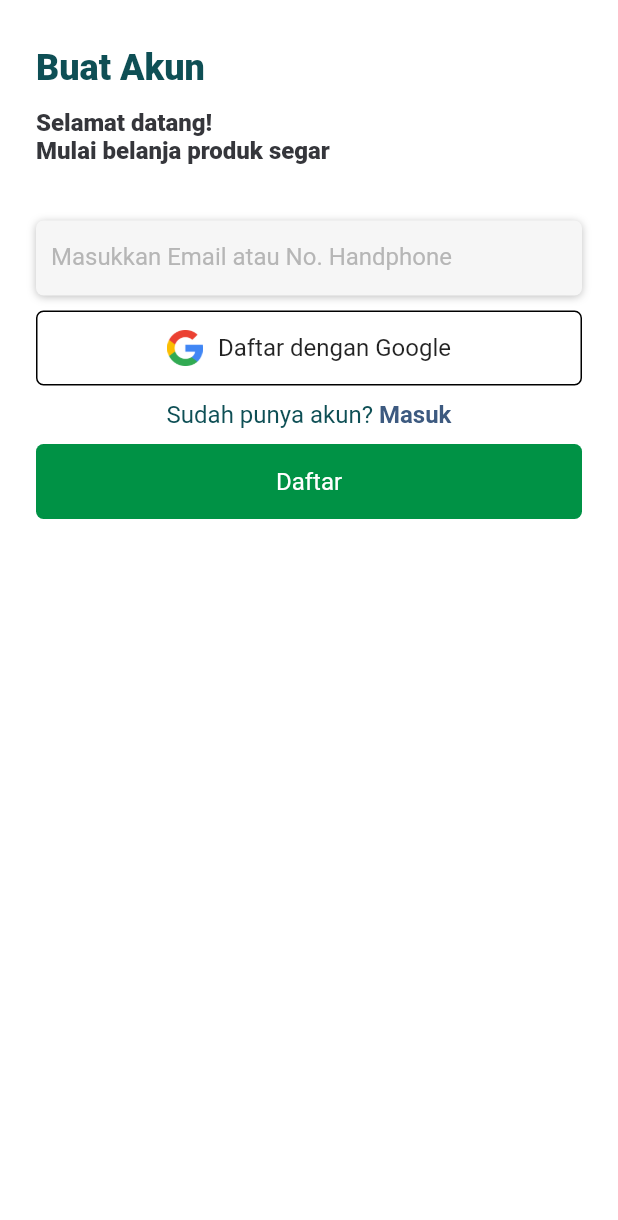
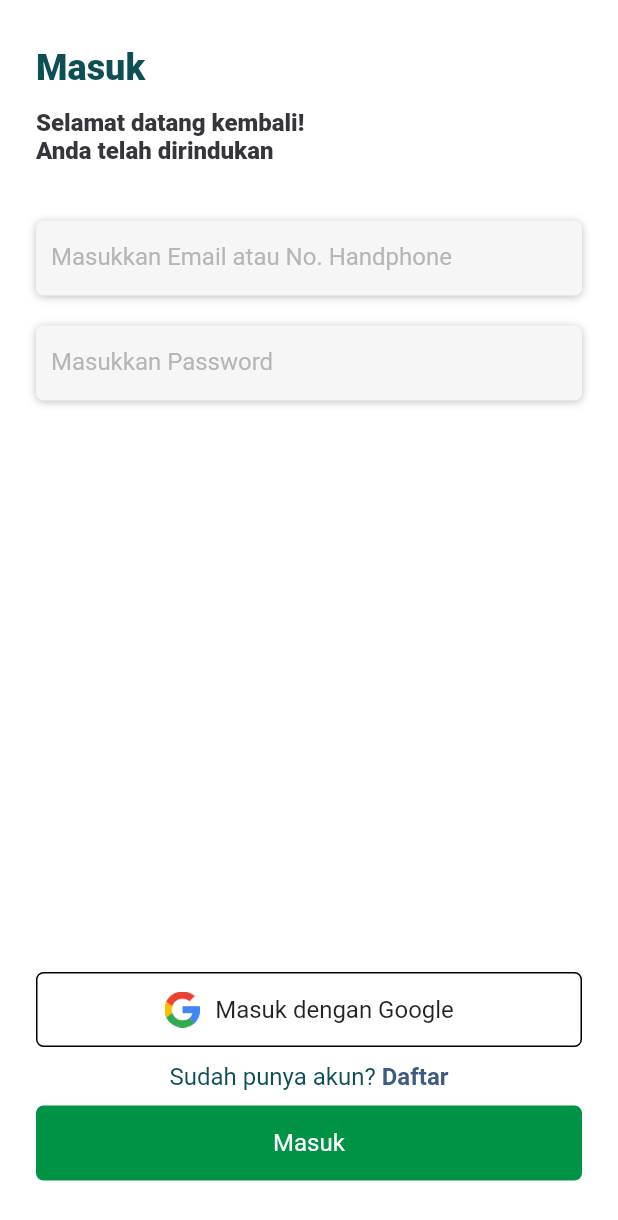
Before and after one commit to Akbarrzql/KangSayur, a Flutter app: the screen it shows after launch, on a phone screen of 412 x 824 dp. Shown: the top 1220 px of the screen. Run offline on Flutter 3.47's test engine with Material 2 defaults, Android fonts, the light colour scheme and no system bars; our stand-ins replace animated_splash_screen, google_fonts.

Commit message:
[NR] ui login

```diff
--- /dev/null
+++ b/lib/login/login.dart
@@ -0,0 +1,179 @@
+import 'package:flutter/material.dart';
+import 'package:kangsayur/common/color_value.dart';
+
+class Login extends StatefulWidget {
+  const Login({Key? key}) : super(key: key);
+
+  @override
+  State<Login> createState() => _LoginState();
+}
+
+class _LoginState extends State<Login> {
+  @override
+  Widget build(BuildContext context) {
+    return Scaffold(
+        backgroundColor: Colors.white,
+        body: SafeArea(
+          child: Padding(
+            padding: const EdgeInsets.symmetric(horizontal: 24.0),
+            child: Column(
+                crossAxisAlignment: CrossAxisAlignment.start,
+                children: [
+                  const SizedBox(
+                    height: 31,
+                  ),
+                  const Text(
+                    "Masuk",
+                    style: TextStyle(
+                        fontSize: 24,
+                        color: ColorValue.secondaryColor,
+                        fontWeight: FontWeight.w800),
+                  ),
+                  const SizedBox(
+                    height: 13,
+                  ),
+                  const Text(
+                    "Selamat datang kembali!",
+                    style: TextStyle(
+                        fontSize: 16,
+                        color: ColorValue.neutralColor,
+                        fontWeight: FontWeight.w800),
+                  ),
+                  const Text(
+                    "Anda telah dirindukan",
+                    style: TextStyle(
+                        fontSize: 16,
+                        color: ColorValue.neutralColor,
+                        fontWeight: FontWeight.w800),
+                  ),
+                  const SizedBox(
+                    height: 37,
+                  ),
+                  Container(
+                    height: 50,
+                    decoration: BoxDecoration(
+                        boxShadow: [
+                          BoxShadow(
+                            color: Colors.black.withOpacity(0.25),
+                            spreadRadius: 0,
+                            blurRadius: 4,
+                            offset: const Offset(
+                                0, 1), // changes position of shadow
+                          ),
+                        ],
+                        color: const Color(0xFFF6F6F6),
+                        borderRadius: BorderRadius.circular(5)),
+                    child: const Padding(
+                      padding: EdgeInsets.only(left: 10),
+                      child: TextField(
+                        decoration: InputDecoration(
+                          hintText: "Masukkan Email atau No. Handphone",
+                          hintStyle: TextStyle(
+                              fontSize: 16,
+                              color: Color(0xFFB6B6B6),
+                              fontWeight: FontWeight.normal),
+                          border: InputBorder.none,
+                        ),
+                      ),
+                    ),
+                  ),
+                  SizedBox(
+                    height: 20,
+                  ),
+                  //make container for password like before
+                  Container(
+                    height: 50,
+                    decoration: BoxDecoration(
+                        boxShadow: [
+                          BoxShadow(
+                            color: Colors.black.withOpacity(0.25),
+                            spreadRadius: 0,
+                            blurRadius: 4,
+                            offset: const Offset(
+                                0, 1), // changes position of shadow
+                          ),
+                        ],
+                        color: const Color(0xFFF6F6F6),
+                        borderRadius: BorderRadius.circular(5)),
+                    child: const Padding(
+                      padding: EdgeInsets.only(left: 10),
+                      child: TextField(
+                        decoration: InputDecoration(
+                          hintText: "Masukkan Password",
+                          hintStyle: TextStyle(
+                              fontSize: 16,
+                              color: Color(0xFFB6B6B6),
+                              fontWeight: FontWeight.normal),
+                          border: InputBorder.none,
+                        ),
+                      ),
+                    ),
+                  ),
+                  Spacer(),
+                  Container(
+                    height: 50,
+                    decoration: BoxDecoration(
+                        borderRadius: BorderRadius.circular(5),
+                        border: Border.all(color: Colors.black, width: 1)),
+                    child: Row(
+                        mainAxisAlignment: MainAxisAlignment.center,
+                        children: [
+                          Image.asset(
+                            "assets/images/g.png",
+                            width: 24,
+                            height: 24,
+                          ),
+                          const SizedBox(
+                            width: 10,
+                          ),
+                          const Text(
+                            "Masuk dengan Google",
+                            style: TextStyle(
+                                fontSize: 16, fontWeight: FontWeight.normal),
+                          ),
+                        ]),
+                  ),
+                  const SizedBox(
+                    height: 10,
+                  ),
+                  Row(
+                    mainAxisAlignment: MainAxisAlignment.center,
+                    children: const [
+                      Text("Sudah punya akun? ",
+                          style: TextStyle(
+                              fontSize: 16,
+                              color: ColorValue.secondaryColor,
+                              fontWeight: FontWeight.normal)),
+                      Text("Daftar",
+                          style: TextStyle(
+                              fontSize: 16,
+                              color: Color(0xFF3D5A80),
+                              fontWeight: FontWeight.bold)),
+                    ],
+                  ),
+                  const SizedBox(
+                    height: 10,
+                  ),
+                  Padding(
+                    padding: EdgeInsets.only(bottom: 37),
+                    child: Container(
+                      height: 50,
+                      decoration: BoxDecoration(
+                          color: ColorValue.primaryColor,
+                          borderRadius: BorderRadius.circular(5)),
+                      child: const Center(
+                        child: Text(
+                          "Masuk",
+                          style: TextStyle(
+                            fontSize: 16,
+                            color: Colors.white,
+                          ),
+                        ),
+                      ),
+                    ),
+                  )
+                ]),
+          ),
+        ));
+  }
+}
--- a/lib/main.dart
+++ b/lib/main.dart
@@ -1,4 +1,5 @@
 import 'package:flutter/material.dart';
+import 'package:kangsayur/login/login.dart';
 import 'package:kangsayur/register/register.dart';
 import 'package:kangsayur/splash_screen/splash_screen.dart';
 import 'common/color_value.dart';
@@ -28,7 +29,7 @@ class MyApp extends StatelessWidget {
         // is not restarted.
         primarySwatch: Colors.green,
       ),
-      home:  Register(),
+      home:  Login(),
     );
   }
 }
```
